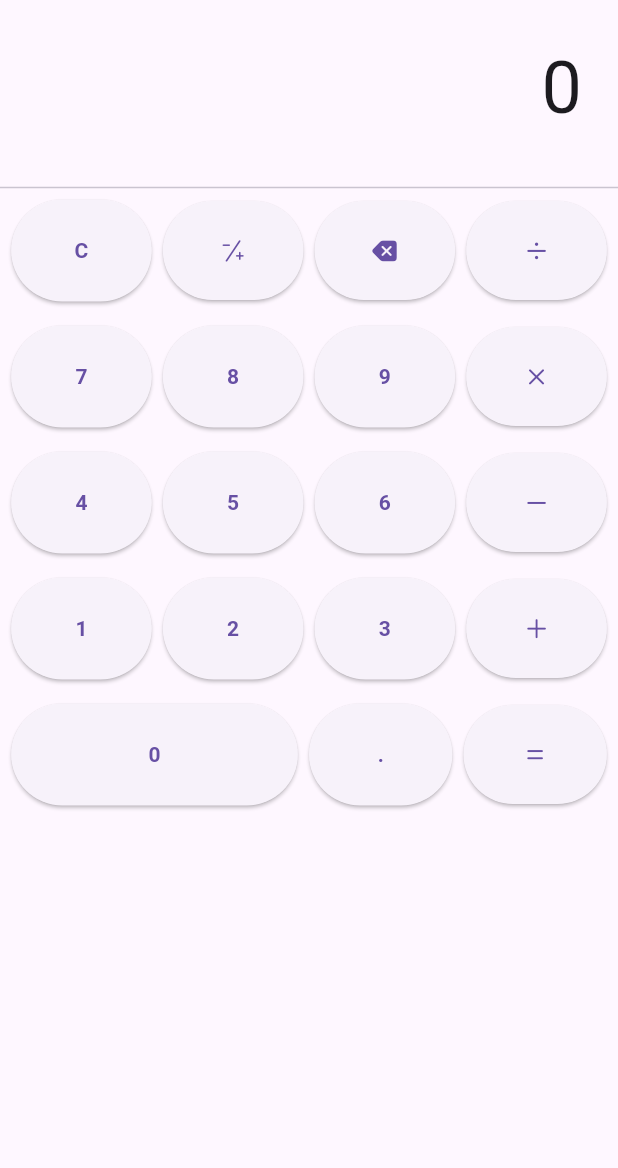
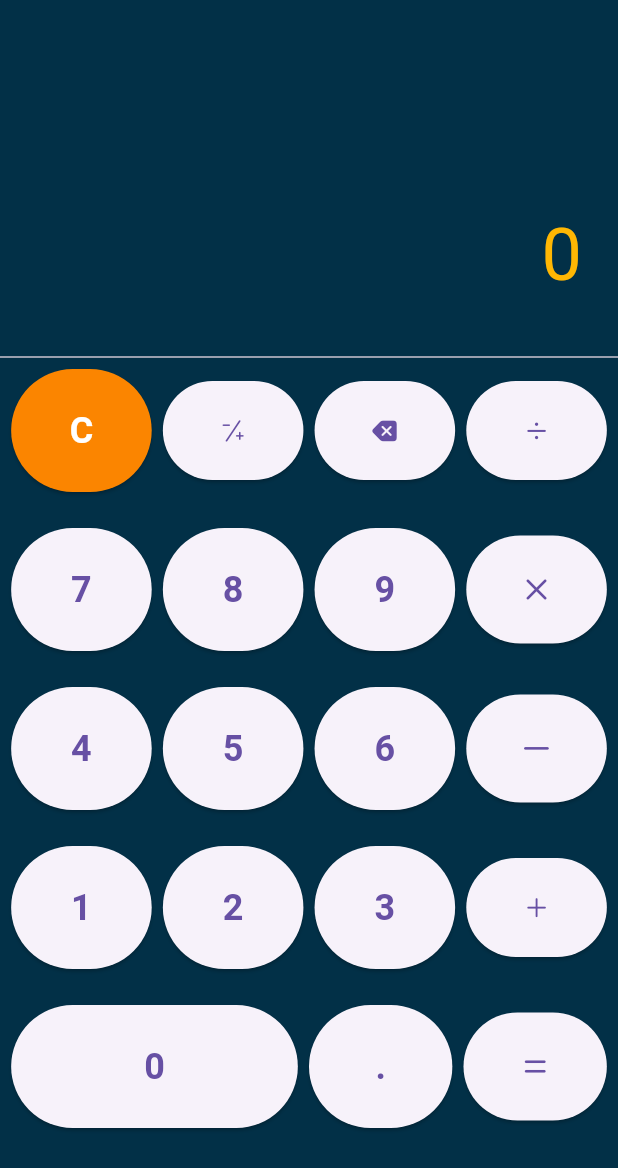
Before and after one commit to TheMusoftware/calculator, a Flutter app: the screen it shows after launch, on a phone screen of 412 x 824 dp. Shown: the top 1168 px of the screen. Run offline on Flutter 3.47's test engine with Material 3 defaults, Android fonts, the phone set to English and light mode, and no system bars; our stand-ins replace hexcolor.

Commit message:
Add default theme

```diff
--- a/lib/main.dart
+++ b/lib/main.dart
@@ -6,43 +6,39 @@ import 'package:hexcolor/hexcolor.dart';
 /* Variables */
 num _num1 = 0;
 num _num2 = 0;
-num _result = 0;
 String _num1Holder = "0";
 String _num2Holder = "";
 String _operationKey = "";
 bool _isClickOperationKey = false;
-bool _isClickResKey = false;
 
 void main() {
   runApp(calculator());
 }
 
-void addNum(int num){
+void addNum(int num) {
   if (!_isClickOperationKey) {
-
-    if(_num1Holder.startsWith('0')) _num1Holder = '';
+    if (_num1Holder.startsWith('0') && !_num1Holder.startsWith('0.'))
+      _num1Holder = '';
     _num1Holder = '$_num1Holder$num';
-    if(_num1Holder.startsWith('-') && _num1Holder.startsWith('0',1)){
-      _num1Holder = _num1Holder.replaceFirst('0', '',1);
+    if (_num1Holder.startsWith('-') && _num1Holder.startsWith('0', 1)) {
+      _num1Holder = _num1Holder.replaceFirst('0', '', 1);
     }
   } else {
     _num2Holder = '$_num2Holder$num';
   }
 }
 
-void operationKeyPress(String opKey){
+void operationKeyPress(String opKey) {
   if (!_isClickOperationKey) {
     _isClickOperationKey = true;
     _operationKey = opKey;
     if (_num1Holder.startsWith('-')) {
-      _num1 = double.parse(_num1Holder.substring(1, _num1Holder.length)) *-1;
+      _num1 = double.parse(_num1Holder.substring(1, _num1Holder.length)) * -1;
     } else {
       _num1 = double.parse(_num1Holder);
     }
   }
 }
-
-
 
 class calculator extends StatefulWidget {
   const calculator({super.key});
@@ -52,23 +48,31 @@ class calculator extends StatefulWidget {
 }
 
 class _calculatorState extends State<calculator> {
-
-
   @override
   Widget build(BuildContext context) {
     return MaterialApp(
       debugShowCheckedModeBanner: false,
       home: Scaffold(
+          backgroundColor: HexColor(navy),
           body: Column(
             children: [
               Container(
                 alignment: Alignment.centerRight,
+                margin: const EdgeInsets.only(top: 110),
                 padding: const EdgeInsets.all(24),
+                height: 120,
+                child: FittedBox(
+                  fit: BoxFit.scaleDown,
                   child: Text(
                     '$_num1Holder$_operationKey$_num2Holder',
-              style: const TextStyle(fontSize: 48),
+                    style: TextStyle(
+                      fontSize: 48,
+                      color: HexColor(sun),
                     ),
                   ),
+                ),
+              ),
+
               const Divider(),
 
               // 1ROW
@@ -84,19 +88,18 @@ class _calculatorState extends State<calculator> {
                           _num2Holder = "";
                           _operationKey = "";
                           _isClickOperationKey = false;
-                      _isClickResKey = false;
                           _num1 = 0;
                           _num2 = 0;
-                      _result = 0;
                         });
                       },
                       style: ElevatedButton.styleFrom(
-                    padding: const EdgeInsets.symmetric(
-                        vertical: 24), // Butonun yüksekliği
-                  ),
+                          padding: const EdgeInsets.symmetric(vertical: 24),
+                          backgroundColor: HexColor(orange),
+                          foregroundColor: Colors.white),
                       child: const Text(
                         'C',
-                    style: TextStyle(fontWeight: FontWeight.bold),
+                        style: TextStyle(
+                            fontWeight: FontWeight.bold, fontSize: 24),
                       ),
                     ),
                   ),
@@ -134,15 +137,15 @@ class _calculatorState extends State<calculator> {
                       onPressed: () {
                         setState(() {
                           if (!_isClickOperationKey) {
-                        _num1Holder =
-                            _num1Holder.substring(0, _num1Holder.length - 1);
+                            _num1Holder = _num1Holder.substring(
+                                0, _num1Holder.length - 1);
                           } else {
                             if (_num2Holder.isEmpty) {
                               _isClickOperationKey = false;
                               _operationKey = '';
                             } else {
-                          _num2Holder =
-                              _num2Holder.substring(0, _num2Holder.length - 1);
+                              _num2Holder = _num2Holder.substring(
+                                  0, _num2Holder.length - 1);
                             }
                           }
                         });
@@ -170,9 +173,15 @@ class _calculatorState extends State<calculator> {
                   const Text("  "),
                 ],
               ),
-          const Divider(
+              Container(
+                margin:
+                    const EdgeInsets.symmetric(vertical: 4.0, horizontal: 0.0),
+                child: Divider(
                   color: Colors.transparent,
+                  thickness: 1,
                 ),
+              ),
+
               //2ROW
               Row(
                 mainAxisAlignment: MainAxisAlignment.spaceBetween,
@@ -191,7 +200,8 @@ class _calculatorState extends State<calculator> {
                       ),
                       child: const Text(
                         '7',
-                    style: TextStyle(fontWeight: FontWeight.bold),
+                        style: TextStyle(
+                            fontWeight: FontWeight.bold, fontSize: 24),
                       ),
                     ),
                   ),
@@ -209,7 +219,8 @@ class _calculatorState extends State<calculator> {
                       ),
                       child: const Text(
                         '8',
-                    style: TextStyle(fontWeight: FontWeight.bold),
+                        style: TextStyle(
+                            fontWeight: FontWeight.bold, fontSize: 24),
                       ),
                     ),
                   ),
@@ -227,7 +238,8 @@ class _calculatorState extends State<calculator> {
                       ),
                       child: const Text(
                         '9',
-                    style: TextStyle(fontWeight: FontWeight.bold),
+                        style: TextStyle(
+                            fontWeight: FontWeight.bold, fontSize: 24),
                       ),
                     ),
                   ),
@@ -242,14 +254,22 @@ class _calculatorState extends State<calculator> {
                       style: ElevatedButton.styleFrom(
                         padding: const EdgeInsets.symmetric(vertical: 24),
                       ),
-                  child: const Icon(CupertinoIcons.multiply),
+                      child: const Icon(
+                        CupertinoIcons.multiply,
+                        size: 24,
+                      ),
                     ),
                   ),
                   const Text("  "),
                 ],
               ),
-          const Divider(
+              Container(
+                margin:
+                    const EdgeInsets.symmetric(vertical: 4.0, horizontal: 0.0),
+                child: Divider(
                   color: Colors.transparent,
+                  thickness: 1,
+                ),
               ),
               //3ROW
               Row(
@@ -269,7 +289,8 @@ class _calculatorState extends State<calculator> {
                       ),
                       child: const Text(
                         '4',
-                    style: TextStyle(fontWeight: FontWeight.bold),
+                        style: TextStyle(
+                            fontWeight: FontWeight.bold, fontSize: 24),
                       ),
                     ),
                   ),
@@ -287,7 +308,8 @@ class _calculatorState extends State<calculator> {
                       ),
                       child: const Text(
                         '5',
-                    style: TextStyle(fontWeight: FontWeight.bold),
+                        style: TextStyle(
+                            fontWeight: FontWeight.bold, fontSize: 24),
                       ),
                     ),
                   ),
@@ -305,7 +327,8 @@ class _calculatorState extends State<calculator> {
                       ),
                       child: const Text(
                         '6',
-                    style: TextStyle(fontWeight: FontWeight.bold),
+                        style: TextStyle(
+                            fontWeight: FontWeight.bold, fontSize: 24),
                       ),
                     ),
                   ),
@@ -320,14 +343,19 @@ class _calculatorState extends State<calculator> {
                       style: ElevatedButton.styleFrom(
                         padding: const EdgeInsets.symmetric(vertical: 24),
                       ),
-                  child: const Icon(CupertinoIcons.minus),
+                      child: const Icon(CupertinoIcons.minus, size: 24),
                     ),
                   ),
                   const Text("  "),
                 ],
               ),
-          const Divider(
+              Container(
+                margin:
+                    const EdgeInsets.symmetric(vertical: 4.0, horizontal: 0.0),
+                child: Divider(
                   color: Colors.transparent,
+                  thickness: 1,
+                ),
               ),
               //4ROW
               Row(
@@ -347,7 +375,8 @@ class _calculatorState extends State<calculator> {
                       ),
                       child: const Text(
                         '1',
-                    style: TextStyle(fontWeight: FontWeight.bold),
+                        style: TextStyle(
+                            fontWeight: FontWeight.bold, fontSize: 24),
                       ),
                     ),
                   ),
@@ -365,7 +394,8 @@ class _calculatorState extends State<calculator> {
                       ),
                       child: const Text(
                         '2',
-                    style: TextStyle(fontWeight: FontWeight.bold),
+                        style: TextStyle(
+                            fontWeight: FontWeight.bold, fontSize: 24),
                       ),
                     ),
                   ),
@@ -383,7 +413,8 @@ class _calculatorState extends State<calculator> {
                       ),
                       child: const Text(
                         '3',
-                    style: TextStyle(fontWeight: FontWeight.bold),
+                        style: TextStyle(
+                            fontWeight: FontWeight.bold, fontSize: 24),
                       ),
                     ),
                   ),
@@ -404,8 +435,13 @@ class _calculatorState extends State<calculator> {
                   const Text("  "),
                 ],
               ),
-          const Divider(
+              Container(
+                margin:
+                    const EdgeInsets.symmetric(vertical: 4.0, horizontal: 0.0),
+                child: Divider(
                   color: Colors.transparent,
+                  thickness: 1,
+                ),
               ),
               //5ROW
               Row(
@@ -420,14 +456,12 @@ class _calculatorState extends State<calculator> {
                       onPressed: () {
                         setState(() {
                           if (!_isClickOperationKey) {
-                        if (_num1Holder.isNotEmpty && !_num1Holder.startsWith('0')) {
-
+                            if (_num1Holder.isNotEmpty &&
+                                !_num1Holder.startsWith('0')) {
                               _num1Holder = '${_num1Holder}0';
                             }
                           } else {
-
                             _num2Holder = '${_num2Holder}0';
-
                           }
                         });
                       },
@@ -437,7 +471,8 @@ class _calculatorState extends State<calculator> {
                       ),
                       child: const Text(
                         '0',
-                    style: TextStyle(fontWeight: FontWeight.bold),
+                        style: TextStyle(
+                            fontWeight: FontWeight.bold, fontSize: 24),
                       ),
                     ),
                   ),
@@ -451,14 +486,13 @@ class _calculatorState extends State<calculator> {
                       onPressed: () {
                         setState(() {
                           if (!_isClickOperationKey) {
-                        if (_num1Holder.isEmpty) {
-                          _num1Holder = '0';
-                        }
+                            if (!_num1Holder.contains('.'))
                               _num1Holder = '$_num1Holder.';
                           } else {
                             if (_num2Holder.isEmpty) {
                               _num2Holder = '0';
                             }
+                            if (!_num2Holder.contains('.'))
                               _num2Holder = '$_num2Holder.';
                           }
                         });
@@ -468,7 +502,8 @@ class _calculatorState extends State<calculator> {
                       ),
                       child: const Text(
                         '.',
-                    style: TextStyle(fontWeight: FontWeight.bold),
+                        style: TextStyle(
+                            fontWeight: FontWeight.bold, fontSize: 24),
                       ),
                     ),
                   ),
@@ -482,7 +517,9 @@ class _calculatorState extends State<calculator> {
                         setState(() {
                           if (_isClickOperationKey) {
                             if (_num2Holder.startsWith('-')) {
-                          _num2 = double.parse(_num2Holder.substring(1, _num2Holder.length)) *-1;
+                              _num2 = double.parse(_num2Holder.substring(
+                                      1, _num2Holder.length)) *
+                                  -1;
                             } else {
                               _num2 = double.parse(_num2Holder);
                             }
@@ -500,7 +537,8 @@ class _calculatorState extends State<calculator> {
                                 {
                                   _num1 = _num1 * _num2;
                                 }
-                          case '/':{
+                              case '/':
+                                {
                                   if (_num2 == 0) {
                                     _num1Holder = 'Error';
                                     _num2Holder = '';
@@ -513,8 +551,11 @@ class _calculatorState extends State<calculator> {
                                 }
                             }
 
-
+                            if (_num1 % 1 == 0)
+                              _num1Holder = _num1.toInt().toString();
+                            else {
                               _num1Holder = _num1.toString();
+                            }
                             _num2Holder = '';
                             _operationKey = '';
                             _isClickOperationKey = false;
@@ -524,13 +565,16 @@ class _calculatorState extends State<calculator> {
                       style: ElevatedButton.styleFrom(
                         padding: const EdgeInsets.symmetric(vertical: 24),
                       ),
-                  child: const Icon(CupertinoIcons.equal),
+                      child: const Icon(
+                        CupertinoIcons.equal,
+                        size: 24,
+                      ),
                     ),
                   ),
 
                   const Text("  "), // Boşluk
                 ],
-          )
+              ),
             ],
           )),
     );
--- a/pubspec.yaml
+++ b/pubspec.yaml
@@ -41,7 +41,7 @@ dev_dependencies:
 flutter_icons:
   android: true
   //ios: true
-  image_path: "lib/assests/icon/app_icon.png"
+  image_path: "lib/assets/icon/app_icon.png"
 
 
   # The "flutter_lints" package below contains a set of recommended lints to
```
Also changed, not shown: lib/assets/icon/app_icon.png (renamed from lib/assests/icon/app_icon.png), 1 other file. Lines whose indentation alone changed are shown as unchanged.
